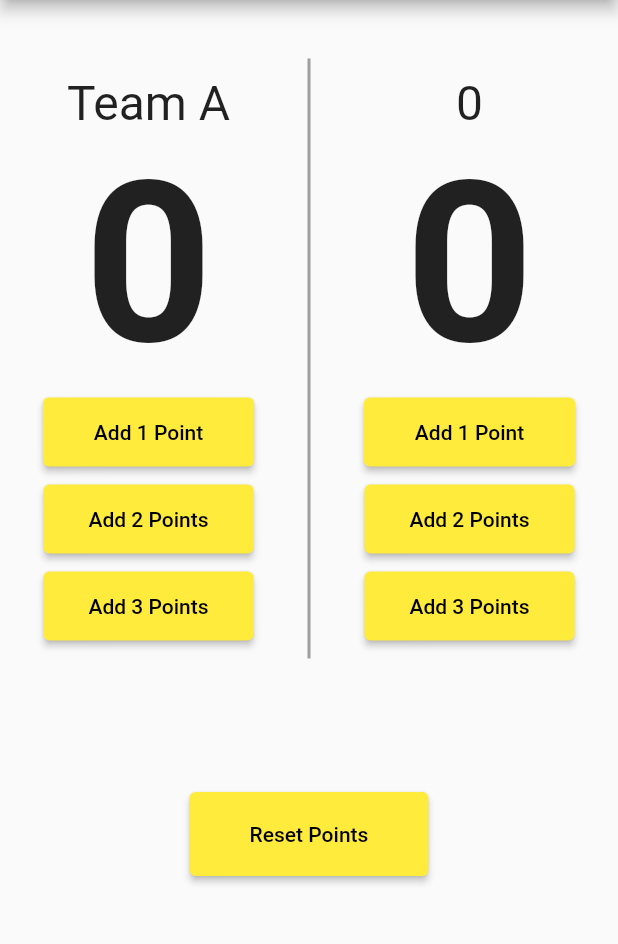
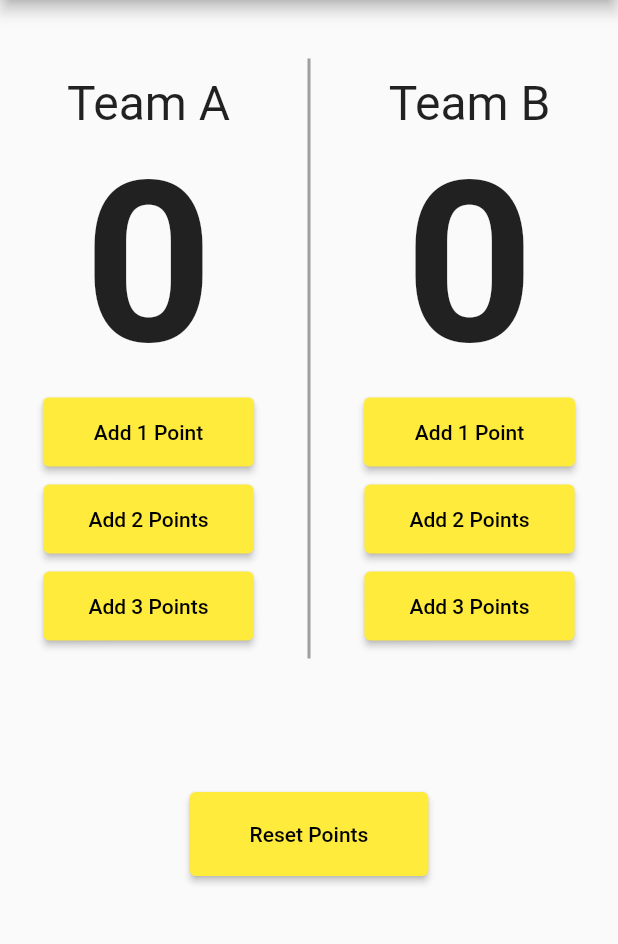
Before and after one commit to its4nas/Basketball-Points-Counter, a Flutter app: the screen it shows after launch, on a phone screen of 412 x 824 dp, the part 84-1028 px from its top. Run offline on Flutter 3.47's test engine with Material 2 defaults, Android fonts, the phone set to English and light mode, and no system bars.

Commit message:
fix variables

```diff
--- a/lib/main.dart
+++ b/lib/main.dart
@@ -94,17 +94,17 @@ class PointsCounter extends StatelessWidget {
                   child: Column(
 
                     children: [
-                      Text(
-                        '$teamBPoints',
-                        style: const TextStyle(
+                      const Text(
+                        'Team B',
+                        style: TextStyle(
                           fontSize: 32,
                           // fontWeight: FontWeight.bold,
                         ),
                       ),
 
-                      const Text(
-                        '0',
-                        style: TextStyle(
+                      Text(
+                        '$teamBPoints',
+                        style: const TextStyle(
                           fontSize: 150,
                           fontWeight: FontWeight.bold,
                         ),
```
